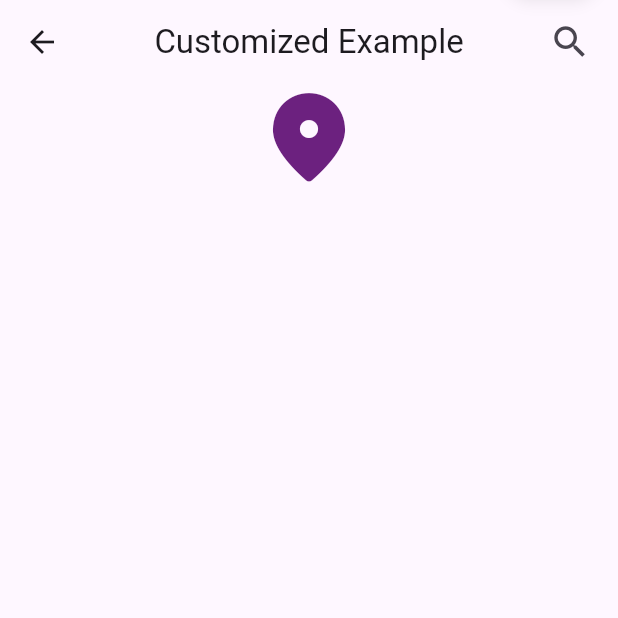
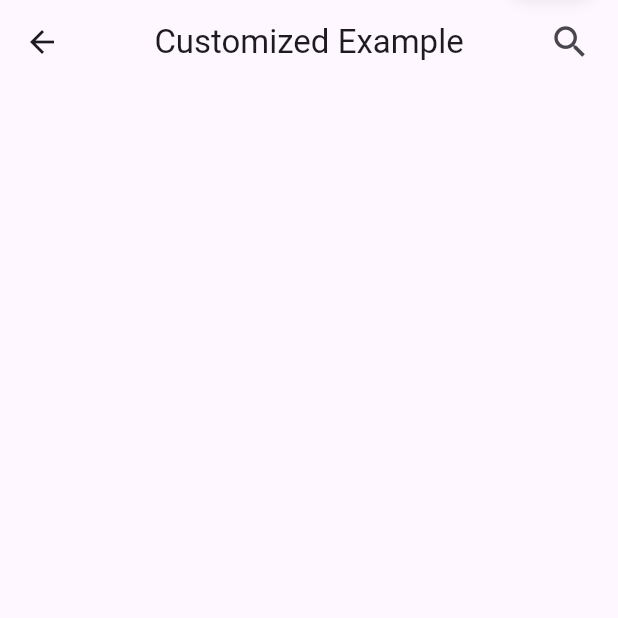
Before and after one commit to elnurxf/place_pickarte, a Flutter app: the screen it shows after launch, after a tap on "Customized sample", on a phone screen of 412 x 824 dp, the top half of it. Run offline on Flutter 3.47's test engine with Material 3 defaults, Android fonts, the phone set to English and light mode, and no system bars; our stand-ins replace geolocator, google_maps_flutter, rxdart; missing offline and left inert: flutter_artkit; network calls fail.

Commit message:
- pubspec.yaml upgraded

```diff
--- a/example/lib/api_key.dart
+++ b/example/lib/api_key.dart
@@ -1,3 +1,3 @@
 // To test the example project assign your API keys to variables below
-const androidApiKey = '[your_key_here]';
-const iosApiKey = '[your_key_here]';
+const androidApiKey = 'AIzaSyCkaozoqNXqDxig3dWw5NMyrOBk0p5ZQlo';
+const iosApiKey = 'AIzaSyCkaozoqNXqDxig3dWw5NMyrOBk0p5ZQlo';
--- a/lib/src/widgets/place_pickarte_map.dart
+++ b/lib/src/widgets/place_pickarte_map.dart
@@ -14,44 +14,8 @@ class PlacePickarteMap extends StatelessWidget {
 
   @override
   Widget build(BuildContext context) {
-    return Stack(
-      children: [
-        StreamBuilder<MapType>(
-          initialData: controller.config.googleMapType,
-          stream: controller.googleMapTypeStream,
-          builder: (context, snapshot) {
-            final googleMapType = snapshot.requireData;
-
-            return GoogleMap(
-              myLocationButtonEnabled: false,
-              myLocationEnabled: true,
-              mapType: googleMapType,
-              onMapCreated: controller.onGoogleMapCreated,
-              initialCameraPosition: controller.config.initialCameraPosition,
-              onCameraIdle: () {
-                'camera is now idle'.logiosa();
-
-                controller.manager.updatePinState(PinState.idle);
-              },
-              onCameraMove: (CameraPosition position) {
-                'camera is moving: $position'.logiosa();
-
-                controller.manager.updateCameraPosition(position);
-              },
-              onCameraMoveStarted: () {
-                'camera started moving'.logiosa();
-
-                controller.manager.updatePinState(PinState.dragging);
-              },
-            );
-          },
-        ),
-        PlacePickartePin(
-          pinBuilder: controller.config.pinBuilder,
-          pinStateStream: controller.pinStateStream,
-          // pinKey: controller.config.pinKey,
-        ),
-      ],
-    );
+    return GoogleMap(
+        initialCameraPosition:
+            CameraPosition(target: LatLng(40.409264, 49.867092)));
   }
 }
```
Also changed, not shown: pubspec.yaml (+4 -4 lines), 5 other files.
